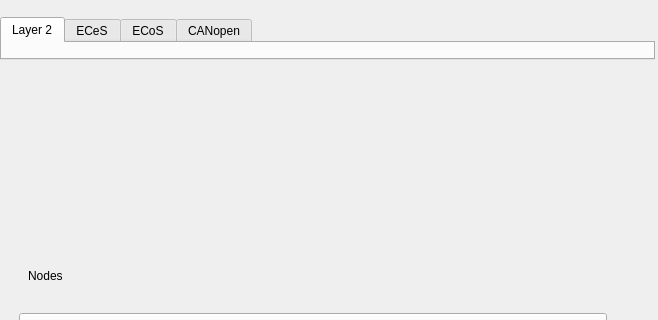
This is opensyde_tool/src/system_definition/bus_edit/C_SdBueComIfDescriptionWidget.ui in openSYDE/openSYDE as Qt 5 draws it before an edit; both pictures show x 0 to 658 and y 0 to 320 of the 658 by 698 pixel window. The edited form follows.
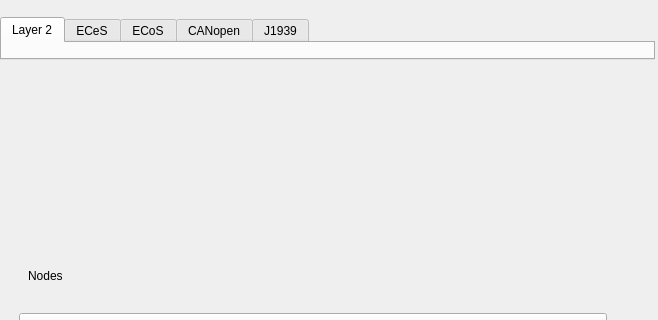
This is the edited form. Icons and pictures are not drawn. Custom widgets are drawn as their Qt base class.

```diff
--- a/opensyde_tool/src/system_definition/bus_edit/C_SdBueComIfDescriptionWidget.ui
+++ b/opensyde_tool/src/system_definition/bus_edit/C_SdBueComIfDescriptionWidget.ui
@@ -95,6 +95,11 @@
          <string>CANopen</string>
         </attribute>
        </widget>
+       <widget class="QWidget" name="pc_Tab5">
+        <attribute name="title">
+         <string>J1939</string>
+        </attribute>
+       </widget>
       </widget>
      </item>
      <item>
```
